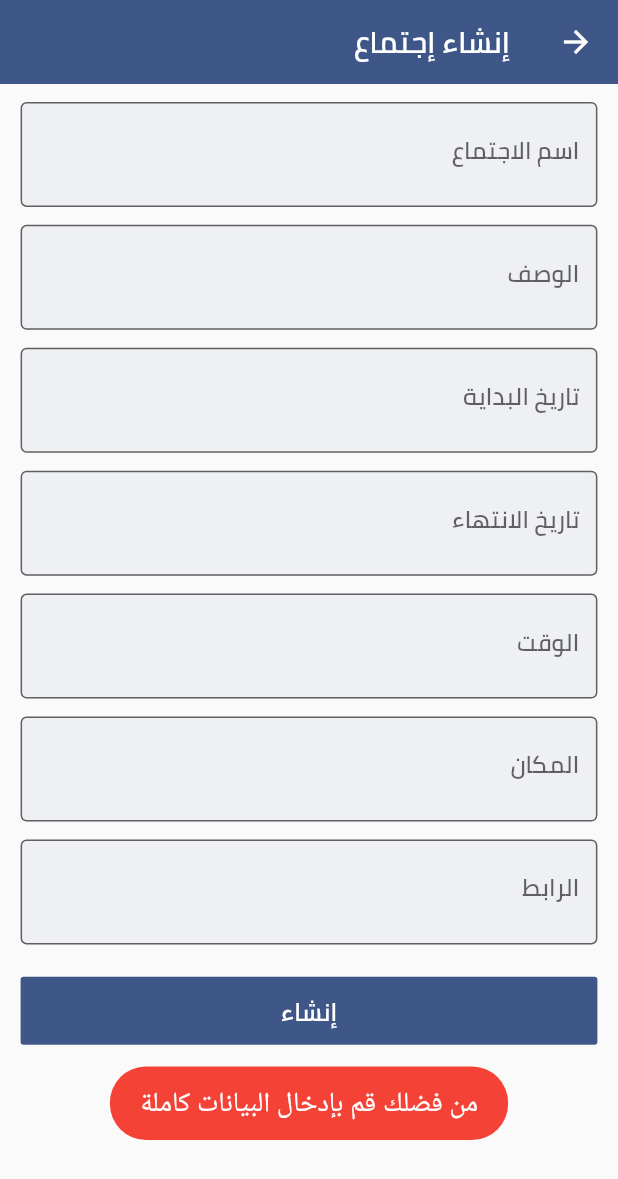
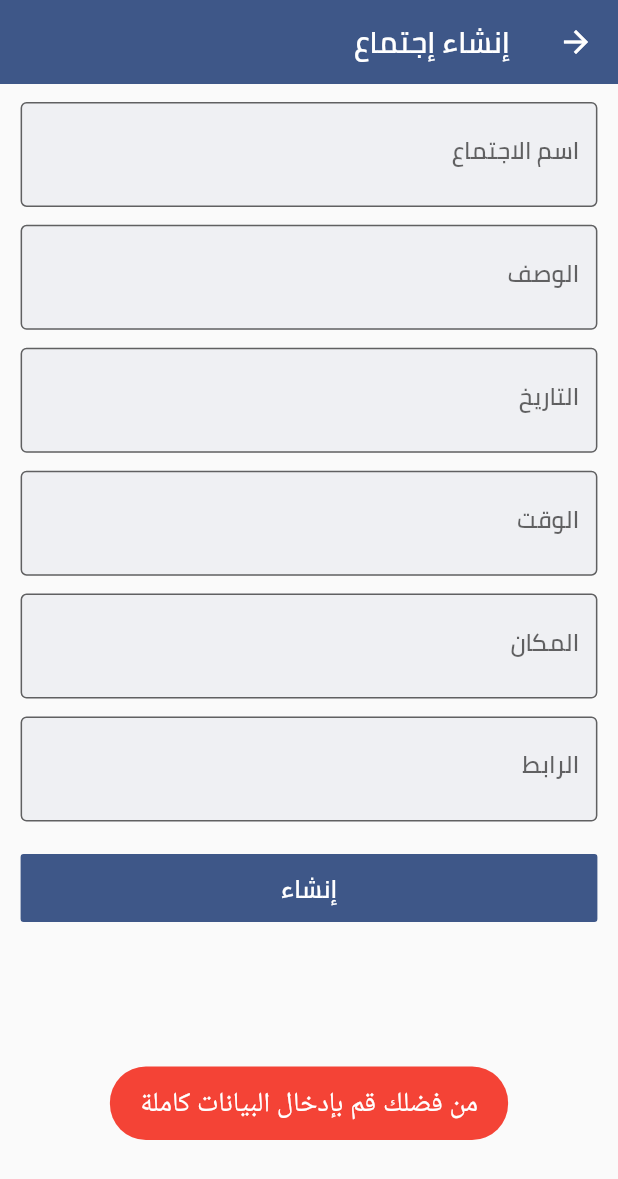
Before and after one commit to mohamedhashim73/Badir-App, a Flutter app: the CreateMeetingScreen screen opened by its route, after a tap on "إنشاء", on a phone screen of 412 x 824 dp. Shown: the top 1179 px of the screen. Run offline on Flutter 3.47's test engine with Material 2 defaults, Android fonts, the phone set to English and light mode, and no system bars; our stand-ins replace bloc, cloud_firestore, dartz, equatable, file_picker, firebase_auth and 10 more; accounts and stored records are empty.

Commit message:
finish_my_app

```diff
--- a/lib/Features/Clubs/Data/Data_Sources/remote_clubs_data_source.dart
+++ b/lib/Features/Clubs/Data/Data_Sources/remote_clubs_data_source.dart
@@ -266,14 +266,14 @@ class RemoteClubsDataSource{
     }
   }
 
-  Future<Unit> createMeeting({required String idForClubILead,required String name,required String description,required String startDate,required String endDate,required String time,required String location,required String link}) async {
+  Future<Unit> createMeeting({required String idForClubILead,required String name,required String description,required String date,required String time,required String location,required String link}) async {
     try
     {
       // TODO: Get Last ID For Last Event to increase it by one
       QuerySnapshot querySnapshot = await FirebaseFirestore.instance.collection(Constants.kClubsCollectionName).doc(idForClubILead).collection(Constants.kMeetingsCollectionName).get();
       int newMeetingID = querySnapshot.docs.isNotEmpty ? int.parse(querySnapshot.docs.last.id) : 0;
       ++newMeetingID;
-      MeetingModel meetingModel = MeetingModel(name, newMeetingID.toString(),description, startDate, endDate, time,location, link);
+      MeetingModel meetingModel = MeetingModel(name, newMeetingID.toString(),description, date,time,location, link);
       await FirebaseFirestore.instance.collection(Constants.kClubsCollectionName).doc(idForClubILead).collection(Constants.kMeetingsCollectionName).doc(newMeetingID.toString()).set(meetingModel.toJson());
       return unit;
     }
--- a/lib/Features/Clubs/Data/Imply_Repositories/clubs_imply_repository.dart
+++ b/lib/Features/Clubs/Data/Imply_Repositories/clubs_imply_repository.dart
@@ -83,10 +83,10 @@ class ClubsImplyRepository implements ClubsContractRepository{
   }
 
   @override
-  Future<Either<Failure,Unit>> createMeeting({required String idForClubILead,required String name,required String description,required String startDate,required String endDate,required String time,required String location,required String link}) async {
+  Future<Either<Failure,Unit>> createMeeting({required String idForClubILead,required String name,required String description,required String date,required String time,required String location,required String link}) async {
     try
     {
-      return Right(await remoteClubsDataSource.createMeeting(idForClubILead: idForClubILead, name: name, description: description, startDate: startDate, endDate: endDate, time: time, location: location, link: link));
+      return Right(await remoteClubsDataSource.createMeeting(idForClubILead: idForClubILead, name: name, description: description, date: date, time: time, location: location, link: link));
     }
     on ServerException catch(e){
       return Left(ServerFailure(errorMessage: e.exceptionMessage));
--- a/lib/Features/Clubs/Domain/Contract_Repositories/club_contract_repository.dart
+++ b/lib/Features/Clubs/Domain/Contract_Repositories/club_contract_repository.dart
@@ -28,7 +28,7 @@ abstract class ClubsContractRepository{
   // TODO: Invitation to be a member on Specific Club ( Public Member, Leader on this club will be accept or refuse )
   Future<bool> requestAMembershipOnSpecificClub({required String clubID,required String requestUserName,required String userAskForMembershipID,required String infoAboutAsker,required String committeeName});
   Future<Either<Failure,List<RequestMembershipEntity>>> getMembershipRequests({required String clubID});
-  Future<Either<Failure,Unit>> createMeeting({required String idForClubILead,required String name,required String description,required String startDate,required String endDate,required String time,required String location,required String link});
+  Future<Either<Failure,Unit>> createMeeting({required String idForClubILead,required String name,required String description,required String date,required String time,required String location,required String link});
   Future<Either<Failure,Set>> getIDForClubsIAskedForMembership({List? idForClubsMemberID,required String userID});
   Future<Either<Failure,List<MeetingModel>>> getMeetingCreatedByMe({required String clubID});
   Future<Either<Failure,Unit>> deleteMeeting({required String meetingID,required String clubID});
--- a/lib/Features/Clubs/Domain/Entities/meeting_entity.dart
+++ b/lib/Features/Clubs/Domain/Entities/meeting_entity.dart
@@ -4,8 +4,7 @@ class MeetingEntity extends Equatable{
   final String? name;
   final String? id;
   final String? description;
-  final String? startDate;
-  final String? endDate;
+  final String? date;
   final String? time;
   final String? location;
   final String? link;
@@ -14,8 +13,7 @@ class MeetingEntity extends Equatable{
       this.name,
       this.id,
       this.description,
-      this.startDate,
-      this.endDate,
+      this.date,
       this.time,
       this.location,
       this.link,
@@ -23,5 +21,5 @@ class MeetingEntity extends Equatable{
 
   @override
   // TODO: implement props
-  List<Object?> get props => [name,id,description,startDate,endDate,time,location,link];
+  List<Object?> get props => [name,id,description,date,time,location,link];
 }
--- a/lib/Features/Clubs/Domain/Use_Cases/create_meeting_use_case.dart
+++ b/lib/Features/Clubs/Domain/Use_Cases/create_meeting_use_case.dart
@@ -1,5 +1,4 @@
 import 'package:bader_user_app/Core/Errors/failure.dart';
-import 'package:bader_user_app/Features/Clubs/Domain/Entities/club_entity.dart';
 import 'package:dartz/dartz.dart';
 import '../Contract_Repositories/club_contract_repository.dart';
 
@@ -8,8 +7,8 @@ class CreateMeetingUseCase{
 
   CreateMeetingUseCase({required this.clubsContractRepository});
 
-  Future<Either<Failure,Unit>> execute({required String idForClubILead,required String name,required String description,required String startDate,required String endDate,required String time,required String location,required String link}) async {
-    return await clubsContractRepository.createMeeting(idForClubILead: idForClubILead, name: name, description: description, startDate: startDate, endDate: endDate, time: time, location: location, link: link);
+  Future<Either<Failure,Unit>> execute({required String idForClubILead,required String name,required String description,required String date,required String time,required String location,required String link}) async {
+    return await clubsContractRepository.createMeeting(idForClubILead: idForClubILead, name: name, description: description, date: date, time: time, location: location, link: link);
   }
 
 }
--- a/lib/Features/Clubs/Presentation/Controller/clubs_cubit.dart
+++ b/lib/Features/Clubs/Presentation/Controller/clubs_cubit.dart
@@ -51,9 +51,9 @@ class ClubsCubit extends Cubit<ClubsStates> {
   }
 
   // TODO: CREATE MEETING
-  Future<void> createMeeting({required String idForClubILead,required String name,required String description,required String startDate,required String endDate,required String time,required String location,required String link}) async {
+  Future<void> createMeeting({required String idForClubILead,required String name,required String description,required String date,required String time,required String location,required String link}) async {
     emit(CreateMeetingLoadingState());
-    final result = await sl<CreateMeetingUseCase>().execute(idForClubILead: idForClubILead, name: name, description: description, startDate: startDate, endDate: endDate, time: time, location: location, link: link);
+    final result = await sl<CreateMeetingUseCase>().execute(idForClubILead: idForClubILead, name: name, description: description, date: date, time: time, location: location, link: link);
     result.fold(
         (serverFailure){
           emit(CreateMeetingWithFailureState(message: serverFailure.errorMessage));
--- a/lib/Features/Clubs/Presentation/Screens/create_meeting_screen.dart
+++ b/lib/Features/Clubs/Presentation/Screens/create_meeting_screen.dart
@@ -15,8 +15,7 @@ import '../../../../Core/Components/snackBar_item.dart';
 class CreateMeetingScreen extends StatelessWidget {
   final _nameController = TextEditingController();
   final _descriptionController = TextEditingController();
-  final _startDateController = TextEditingController();
-  final _endDateController = TextEditingController();
+  final _dateController = TextEditingController();
   final _timeController = TextEditingController();
   final _locationController = TextEditingController();
   final _linkController = TextEditingController();
@@ -43,8 +42,7 @@ class CreateMeetingScreen extends StatelessWidget {
                   Navigator.pop(context);   // TODO: Back to last screen
                   _nameController.clear();
                   _descriptionController.clear();
-                  _startDateController.clear();
-                  _endDateController.clear();
+                  _dateController.clear();
                   _timeController.clear();
                   _linkController.clear();
                   _locationController.clear();
@@ -66,8 +64,7 @@ class CreateMeetingScreen extends StatelessWidget {
                         [
                           _textField(controller: _nameController,title:  'اسم الاجتماع'),
                           _textField(controller:_descriptionController,title: 'الوصف'),
-                          _textField(controller:_startDateController,title: 'تاريخ البداية',onTap: () async => _startDateController.text = Jiffy(await Constants.selectDate(context: context)).yMMMd),
-                          _textField(controller:_endDateController,title: 'تاريخ الانتهاء',onTap: () async => _endDateController.text = Jiffy(await Constants.selectDate(context: context)).yMMMd),
+                          _textField(controller:_dateController,title: 'التاريخ',onTap: () async => _dateController.text = Jiffy(await Constants.selectDate(context: context)).yMMMd),
                           _textField(controller:_timeController,title: 'الوقت',onTap: () async {
                             TimeOfDay? timeNow = await Constants.selectTime(context: context);
                             _timeController.text = Jiffy({
@@ -82,9 +79,9 @@ class CreateMeetingScreen extends StatelessWidget {
                             width: double.infinity,
                             onTap: ()
                             {
-                              if( _timeController.text.isNotEmpty &&_nameController.text.isNotEmpty &&_descriptionController.text.isNotEmpty &&_endDateController.text.isNotEmpty &&_startDateController.text.isNotEmpty &&_linkController.text.isNotEmpty &&_locationController.text.isNotEmpty)
+                              if( _timeController.text.isNotEmpty &&_nameController.text.isNotEmpty &&_descriptionController.text.isNotEmpty &&_dateController.text.isNotEmpty &&_linkController.text.isNotEmpty &&_locationController.text.isNotEmpty)
                               {
-                                clubsCubit.createMeeting(idForClubILead: clubID,name: _nameController.text, description: _descriptionController.text, startDate: _startDateController.text, endDate: _endDateController.text, time: _timeController.text, location: _locationController.text, link: _linkController.text);
+                                clubsCubit.createMeeting(idForClubILead: clubID,name: _nameController.text, description: _descriptionController.text, date: _dateController.text,time: _timeController.text, location: _locationController.text, link: _linkController.text);
                               }
                               else
                               {
--- a/lib/Features/Clubs/Presentation/Screens/meeting_details_screen.dart
+++ b/lib/Features/Clubs/Presentation/Screens/meeting_details_screen.dart
@@ -18,8 +18,7 @@ class MeetingDetailsScreen extends StatelessWidget {
   final MeetingEntity meetingEntity;
   final _nameController = TextEditingController();
   final _descriptionController = TextEditingController();
-  final _startDateController = TextEditingController();
-  final _endDateController = TextEditingController();
+  final _dateController = TextEditingController();
   final _timeController = TextEditingController();
   final _locationController = TextEditingController();
   final _linkController = TextEditingController();
@@ -29,8 +28,7 @@ class MeetingDetailsScreen extends StatelessWidget {
   Widget build(BuildContext context) {
     _nameController.text = meetingEntity.name!;
     _descriptionController.text = meetingEntity.description!;
-    _startDateController.text = meetingEntity.startDate!;
-    _endDateController.text = meetingEntity.endDate!;
+    _dateController.text = meetingEntity.date!;
     _timeController.text = meetingEntity.time!;
     _locationController.text = meetingEntity.location!;
     _linkController.text = meetingEntity.link!;
@@ -57,8 +55,7 @@ class MeetingDetailsScreen extends StatelessWidget {
                       [
                         _textFieldItem(controller: _nameController,title:  'اسم الاجتماع'),
                         _textFieldItem(controller:_descriptionController,title: 'الوصف',maxLines: 3),
-                        _textFieldItem(controller:_startDateController,title: 'تاريخ البداية'),
-                        _textFieldItem(controller:_endDateController,title: 'تاريخ الانتهاء'),
+                        _textFieldItem(controller:_dateController,title: 'التاريخ'),
                         _textFieldItem(controller:_timeController,title: 'الوقت'),
                         _textFieldItem(controller:_locationController,title: 'المكان'),
                         _textFieldItem(controller:_linkController,title: 'الرابط'),
```
Also changed, not shown: lib/Features/Clubs/Data/Models/meeting_model.dart (+3 -4 lines).
